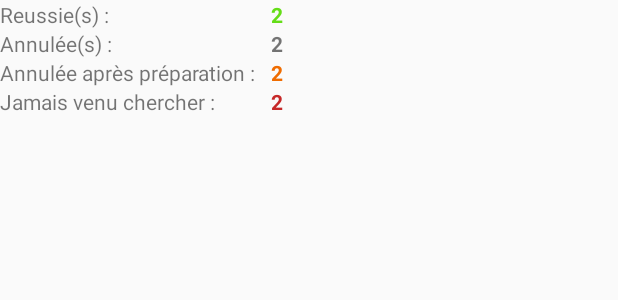
After one commit to Anth06ny/Ergot, an Android app: the layout alert_history_user.xml on its own in the app's theme, with its tools: preview values and no code run, on a phone screen of 412 x 824 dp. The commit adds this screen. Shown: the top 300 px of the screen. Run offline under Robolectric (Android 15) with nearby library versions, the phone set to English and light mode, and no system bars.

Commit message:
Ajout de la popup d'historique de la personne qui passe les commandes (Non testé)

```diff
--- /dev/null
+++ b/app/src/main/res/layout/alert_history_user.xml
@@ -0,0 +1,82 @@
+<?xml version="1.0" encoding="utf-8"?>
+<TableLayout xmlns:android="http://schemas.android.com/apk/res/android"
+             android:layout_width="wrap_content"
+             android:layout_height="wrap_content"
+             android:orientation="vertical">
+
+    <TableRow>
+
+        <TextView
+            android:layout_width="wrap_content"
+            android:layout_height="wrap_content"
+            android:text="@string/commande_sans_probleme"/>
+
+        <TextView
+            android:id="@+id/tvNbReussi"
+            android:layout_width="wrap_content"
+            android:layout_height="wrap_content"
+            android:paddingLeft="@dimen/margin_10"
+            android:text="2"
+            android:textColor="@color/add_color"
+            android:textStyle="bold"/>
+
+
+    </TableRow>
+
+    <TableRow>
+
+        <TextView
+            android:layout_width="wrap_content"
+            android:layout_height="wrap_content"
+            android:text="@string/commande_annule"/>
+
+        <TextView
+            android:id="@+id/tvNbAnnulee"
+            android:layout_width="wrap_content"
+            android:layout_height="wrap_content"
+            android:paddingLeft="@dimen/margin_10"
+            android:text="2"
+            android:textStyle="bold"/>
+
+
+    </TableRow>
+
+    <TableRow>
+
+        <TextView
+            android:layout_width="wrap_content"
+            android:layout_height="wrap_content"
+            android:text="@string/commande_prepare_annule"/>
+
+        <TextView
+            android:id="@+id/tvNbPreparerAnnulee"
+            android:layout_width="wrap_content"
+            android:layout_height="wrap_content"
+            android:paddingLeft="@dimen/margin_10"
+            android:text="2"
+            android:textColor="@color/orange"
+            android:textStyle="bold"/>
+
+
+    </TableRow>
+
+    <TableRow>
+
+        <TextView
+            android:layout_width="wrap_content"
+            android:layout_height="wrap_content"
+            android:text="@string/commande_prepare_non_chercher"/>
+
+        <TextView
+            android:id="@+id/tvNbPreparerNonChercher"
+            android:layout_width="wrap_content"
+            android:layout_height="wrap_content"
+            android:paddingLeft="@dimen/margin_10"
+            android:text="2"
+            android:textColor="@color/error_color"
+            android:textStyle="bold"/>
+
+
+    </TableRow>
+
+</TableLayout>
--- a/app/src/main/res/values/colors.xml
+++ b/app/src/main/res/values/colors.xml
@@ -13,6 +13,7 @@
     <color name="add_color">#64dd17</color>
     <color name="grey_subtitle">#999999</color>
     <color name="green">#43a047</color>
+    <color name="orange">#ef6c00</color>
 
 
 </resources>
--- a/app/src/main/res/values/strings.xml
+++ b/app/src/main/res/values/strings.xml
@@ -11,6 +11,7 @@
     <string name="bt_no">non</string>
     <string name="bt_cancel_order">Annuler la commande</string>
     <string name="bt_gestion_commande">Gestion des commandes</string>
+    <string name="bt_fermer">Fermer</string>
 
     <string name="bt_actualiser">Actualiser</string>
     <string name="title_activity_product_list">ProductListActivity</string>
@@ -51,6 +52,11 @@
     <string name="client">Client : </string>
     <string name="telephone">Téléphone : </string>
 
+    <string name="commande_sans_probleme">Reussie(s) :</string>
+    <string name="commande_annule">Annulée(s) :</string>
+    <string name="commande_prepare_annule">Annulée après préparation : </string>
+    <string name="commande_prepare_non_chercher">Jamais venu chercher :</string>
+
 
     <!--Statut commande-->
     <string name="status_attente">Envoyé</string>
```
Also changed, not shown: app/src/main/java/ergot/anthony/com/ergot/controler/admin/GestionCommandeActivity.java (+7 -1 lines), app/src/main/java/ergot/anthony/com/ergot/controler/historique/CommandeAdapter.java (+18 -1 lines), app/src/main/java/ergot/anthony/com/ergot/transverse/utils/AlertDialogUtils.java (+35 -0 lines).
